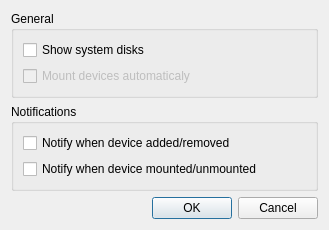
First picture: the form in src/settingsdialog.ui, repository limansky/tinymount, before the edit.
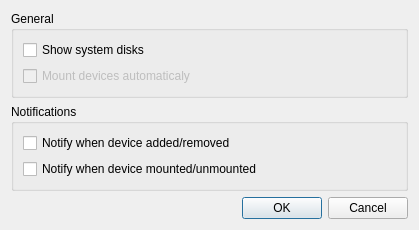
Second picture: the form after the edit.

Patch:
```diff
--- a/src/settingsdialog.ui
+++ b/src/settingsdialog.ui
@@ -6,8 +6,8 @@
    <rect>
     <x>0</x>
     <y>0</y>
-    <width>329</width>
-    <height>214</height>
+    <width>419</width>
+    <height>227</height>
    </rect>
   </property>
   <property name="windowTitle">
```
Left out of the diff: 2 changed lines with no effect on the pictures.
